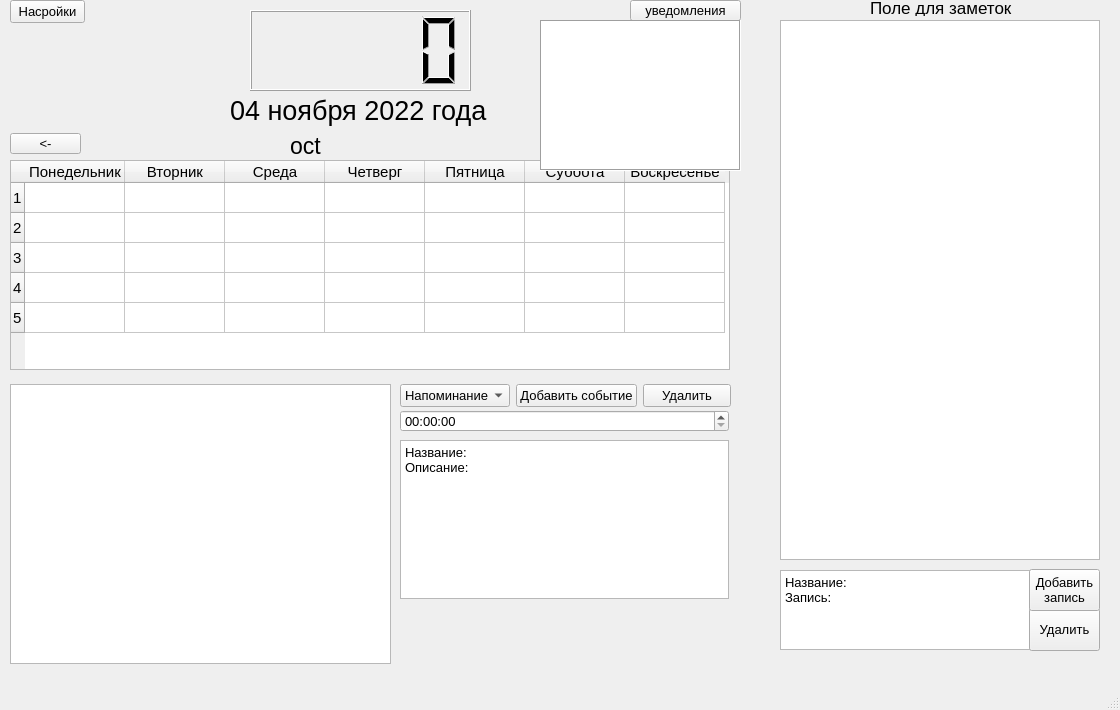
Above: planner_design.ui from alek-pc/planner before the change. Below: the same form after it.
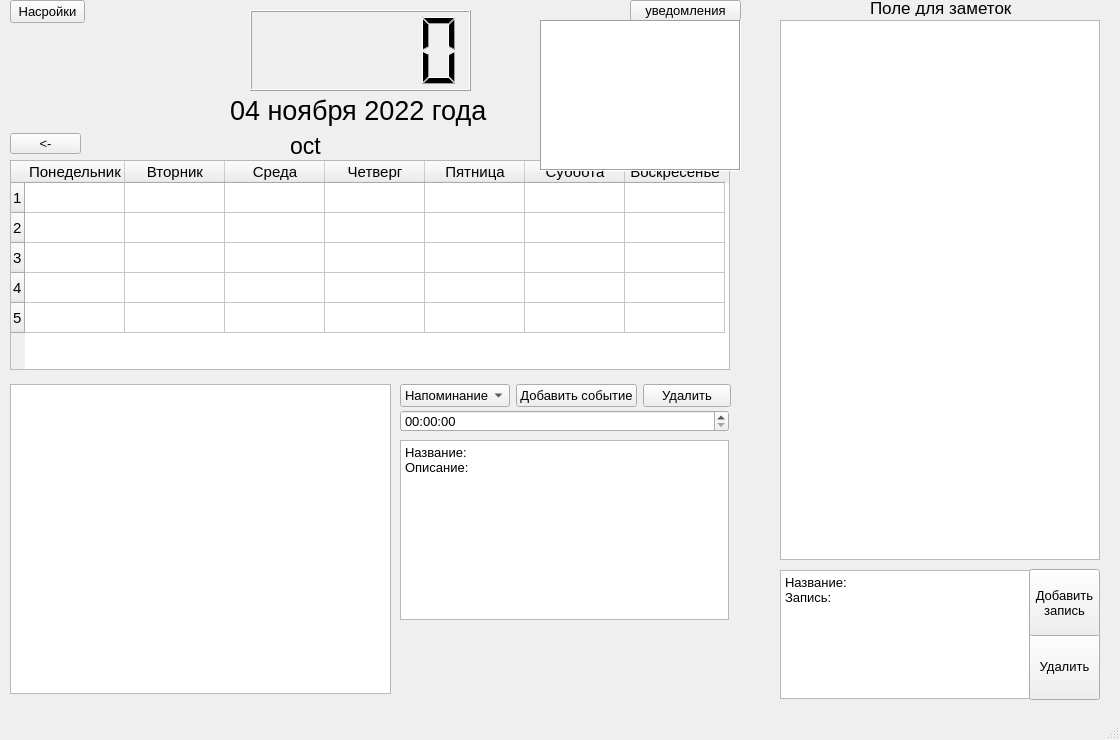
That is the form after the change.

```diff
--- a/planner_design.ui
+++ b/planner_design.ui
@@ -7,7 +7,7 @@
     <x>0</x>
     <y>0</y>
     <width>1120</width>
-    <height>710</height>
+    <height>740</height>
    </rect>
   </property>
   <property name="minimumSize">
@@ -179,7 +179,7 @@
       <x>400</x>
       <y>440</y>
       <width>329</width>
-      <height>159</height>
+      <height>180</height>
      </rect>
     </property>
     <property name="plainText">
@@ -262,7 +262,7 @@
       <x>780</x>
       <y>570</y>
       <width>250</width>
-      <height>80</height>
+      <height>129</height>
      </rect>
     </property>
     <property name="plainText">
@@ -352,9 +352,9 @@
     <property name="geometry">
      <rect>
       <x>1029</x>
-      <y>608</y>
+      <y>633</y>
       <width>71</width>
-      <height>43</height>
+      <height>67</height>
      </rect>
     </property>
     <property name="text">
@@ -367,7 +367,7 @@
       <x>1029</x>
       <y>569</y>
       <width>71</width>
-      <height>42</height>
+      <height>67</height>
      </rect>
     </property>
     <property name="font">
@@ -386,7 +386,7 @@
       <x>10</x>
       <y>384</y>
       <width>381</width>
-      <height>280</height>
+      <height>310</height>
      </rect>
     </property>
     <property name="font">
```
Left out of the diff: 11 changed lines with no effect on the pictures.
